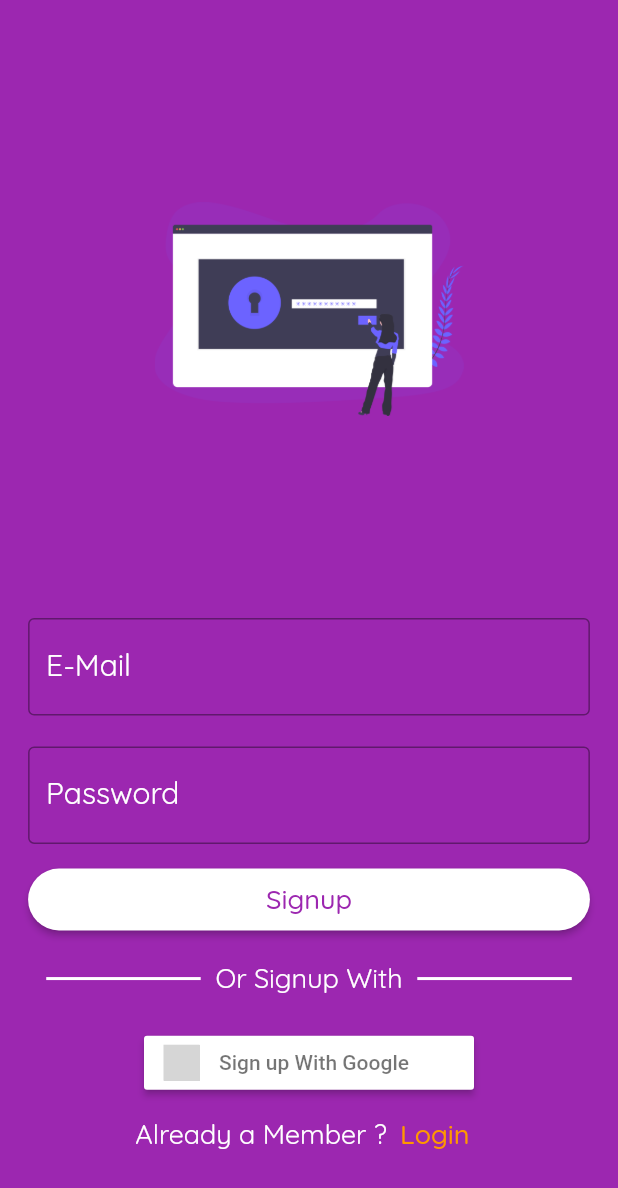
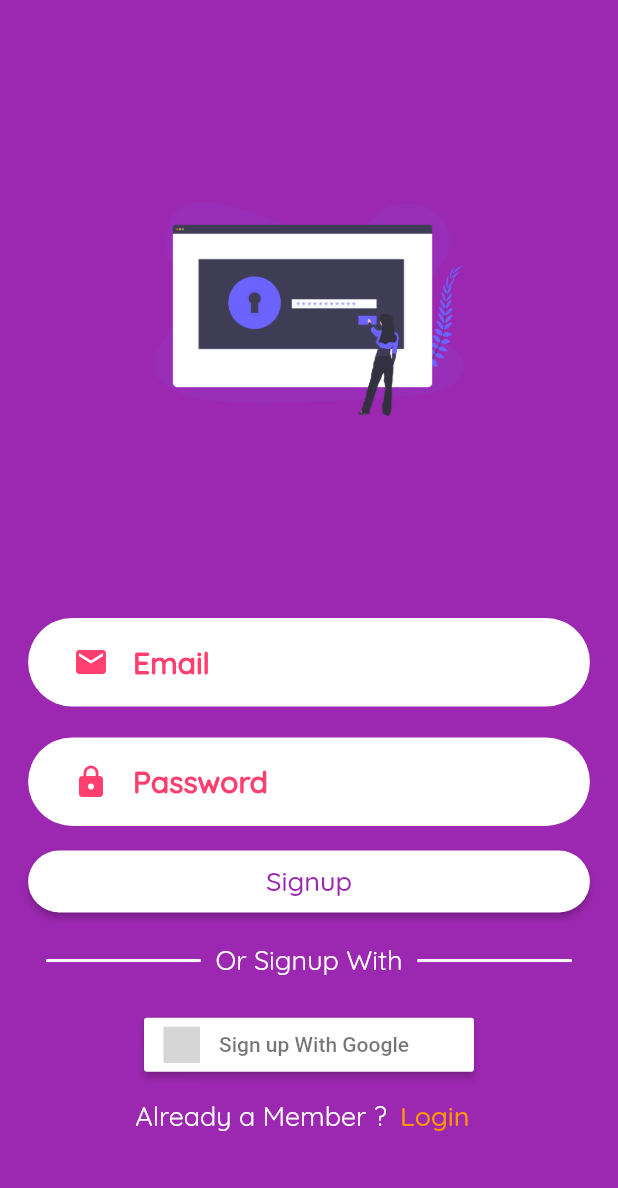
Before and after one commit to ajaysharma12799/flutter-authentication-app, a Flutter app: the Signup screen opened by its route, on a phone screen of 412 x 824 dp. Shown: the top 1188 px of the screen. Run offline on Flutter 3.47's test engine with Material 2 defaults, Android fonts, the phone set to English and light mode, and no system bars; our stand-ins replace cached_network_image, firebase_auth, flutter_signin_button, flutter_svg; accounts and stored records are empty; grey boxes are pictures that could not be loaded.

Commit message:
Improved Form UI

```diff
--- a/lib/screens/signinScreen.dart
+++ b/lib/screens/signinScreen.dart
@@ -122,6 +122,7 @@ class _SigninState extends State<Signin> {
                     },
                     style: TextStyle(
                       fontSize: 20,
+                      fontWeight: FontWeight.bold,
                       fontFamily: "Quicksand",
                     ),
                     decoration: InputDecoration(
@@ -158,9 +159,10 @@ class _SigninState extends State<Signin> {
                         return "Password Should be Above 6 Character";
                       }
                     },
+                    obscureText: true,
                     style: TextStyle(
-                      color: Colors.white,
                       fontSize: 20,
+                      fontWeight: FontWeight.bold,
                       fontFamily: "Quicksand",
                     ),
                     decoration: InputDecoration(
--- a/lib/screens/signupScreen.dart
+++ b/lib/screens/signupScreen.dart
@@ -102,24 +102,35 @@ class _SignupState extends State<Signup> {
                 ),
                 Container(
                   width: (MediaQuery.of(context).size.width as double) / 1.1,
+                  padding: EdgeInsets.symmetric(horizontal: 30, vertical: 5),
+                  decoration: BoxDecoration(
+                    color: Colors.white,
+                    borderRadius: BorderRadius.circular(40.0),
+                  ),
                   child: TextFormField(
                     controller: emailController,
+                    keyboardType: TextInputType.emailAddress,
                     validator: (String value) {
                       if (value.isEmpty) {
                         return "Please Enter Email";
                       }
                     },
                     style: TextStyle(
-                      color: Colors.white,
                       fontSize: 20,
+                      fontWeight: FontWeight.bold,
                       fontFamily: "Quicksand",
                     ),
                     decoration: InputDecoration(
-                      labelText: "E-Mail",
-                      labelStyle: TextStyle(
-                        color: Colors.white,
+                      border: InputBorder.none,
+                      hintText: "Email",
+                      hintStyle: TextStyle(
+                        fontWeight: FontWeight.bold,
+                        color: Color.fromRGBO(255, 63, 111, 1),
                       ),
-                      border: OutlineInputBorder(),
+                      icon: Icon(
+                        Icons.email,
+                        color: Color.fromRGBO(255, 63, 111, 1),
+                      ),
                     ),
                   ),
                 ),
@@ -128,6 +139,11 @@ class _SignupState extends State<Signup> {
                 ),
                 Container(
                   width: (MediaQuery.of(context).size.width as double) / 1.1,
+                  padding: EdgeInsets.symmetric(horizontal: 30, vertical: 5),
+                  decoration: BoxDecoration(
+                    color: Colors.white,
+                    borderRadius: BorderRadius.circular(40.0),
+                  ),
                   child: TextFormField(
                     controller: passwordController,
                     validator: (String value) {
@@ -140,16 +156,21 @@ class _SignupState extends State<Signup> {
                     },
                     obscureText: true,
                     style: TextStyle(
-                      color: Colors.white,
                       fontSize: 20,
+                      fontWeight: FontWeight.bold,
                       fontFamily: "Quicksand",
                     ),
                     decoration: InputDecoration(
-                      labelText: "Password",
-                      labelStyle: TextStyle(
-                        color: Colors.white,
+                      border: InputBorder.none,
+                      hintText: "Password",
+                      hintStyle: TextStyle(
+                        fontWeight: FontWeight.bold,
+                        color: Color.fromRGBO(255, 63, 111, 1),
                       ),
-                      border: OutlineInputBorder(),
+                      icon: Icon(
+                        Icons.lock,
+                        color: Color.fromRGBO(255, 63, 111, 1),
+                      ),
                     ),
                   ),
                 ),
```
